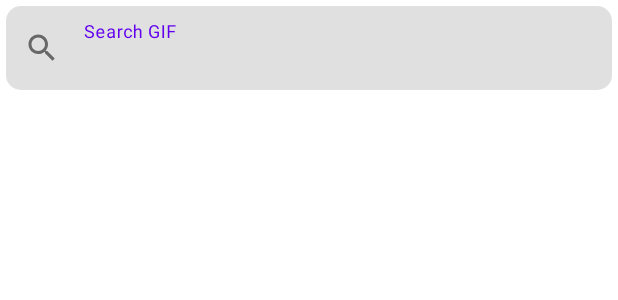
After one commit to serhohuk/GIphyApp, an Android app: the layout fragment_gif_list.xml on its own in the app's theme, with its tools: preview values and no code run, on a phone screen of 412 x 824 dp. The commit adds this screen. Shown: the top 300 px of the screen. Run offline under Robolectric (Android 15) with nearby library versions, the phone set to English and light mode, and no system bars; network calls fail.

Commit message:
added fragments and layouts

```diff
--- a/app/build.gradle
+++ b/app/build.gradle
@@ -32,6 +32,10 @@ android {
     kotlinOptions {
         jvmTarget = '1.8'
     }
+
+    buildFeatures {
+        viewBinding = true
+    }
 }
 
 dependencies {
@@ -59,4 +63,6 @@ dependencies {
     annotationProcessor 'com.github.bumptech.glide:compiler:4.13.0'
 
     implementation "io.insert-koin:koin-android:3.1.6"
+
+    implementation "androidx.swiperefreshlayout:swiperefreshlayout:1.1.0"
 }
--- a/app/src/main/AndroidManifest.xml
+++ b/app/src/main/AndroidManifest.xml
@@ -2,7 +2,10 @@
 <manifest xmlns:android="http://schemas.android.com/apk/res/android"
     package="com.serhohuk.giphyapp">
 
+    <uses-permission android:name="android.permission.INTERNET"/>
+
     <application
+        android:name=".presentation.MyApp"
         android:allowBackup="true"
         android:icon="@mipmap/ic_launcher"
         android:label="@string/app_name"
--- a/app/src/main/java/com/serhohuk/giphyapp/data/api/RetrofitGiphy.kt
+++ b/app/src/main/java/com/serhohuk/giphyapp/data/api/RetrofitGiphy.kt
@@ -7,7 +7,7 @@ import retrofit2.converter.gson.GsonConverterFactory
 
 object RetrofitGiphy {
 
-    private const val GIPHY_BASE_URL = "https://api.giphy.com/v1/"
+    private const val GIPHY_BASE_URL = "https://api.giphy.com/v1/gifs/"
     const val API_KEY = "DqtG6vJauVhv8HSFtBvz3qdeMeFFUqEu"
 
     private val retrofit by lazy {
--- /dev/null
+++ b/app/src/main/res/drawable/ic_search.xml
@@ -0,0 +1,10 @@
+<vector xmlns:android="http://schemas.android.com/apk/res/android"
+    android:width="24dp"
+    android:height="24dp"
+    android:viewportWidth="24"
+    android:viewportHeight="24"
+    android:tint="?attr/colorControlNormal">
+  <path
+      android:fillColor="@android:color/white"
+      android:pathData="M15.5,14h-0.79l-0.28,-0.27C15.41,12.59 16,11.11 16,9.5 16,5.91 13.09,3 9.5,3S3,5.91 3,9.5 5.91,16 9.5,16c1.61,0 3.09,-0.59 4.23,-1.57l0.27,0.28v0.79l5,4.99L20.49,19l-4.99,-5zM9.5,14C7.01,14 5,11.99 5,9.5S7.01,5 9.5,5 14,7.01 14,9.5 11.99,14 9.5,14z"/>
+</vector>
--- /dev/null
+++ b/app/src/main/res/layout/fragment_gif_list.xml
@@ -0,0 +1,44 @@
+<?xml version="1.0" encoding="utf-8"?>
+<LinearLayout xmlns:android="http://schemas.android.com/apk/res/android"
+    android:layout_width="match_parent"
+    android:layout_height="match_parent"
+    xmlns:app="http://schemas.android.com/apk/res-auto"
+    android:orientation="vertical">
+
+    <FrameLayout
+        android:id="@+id/ll_search"
+        android:layout_marginTop="4dp"
+        android:layout_marginHorizontal="4dp"
+        android:layout_width="match_parent"
+        android:layout_height="wrap_content">
+
+        <com.google.android.material.textfield.TextInputLayout
+            android:layout_width="match_parent"
+            android:layout_height="match_parent"
+            app:startIconDrawable="@drawable/ic_search"
+            app:endIconMode="clear_text"
+            app:boxCornerRadiusBottomEnd="10dp"
+            app:boxCornerRadiusBottomStart="10dp"
+            app:boxCornerRadiusTopEnd="10dp"
+            app:boxCornerRadiusTopStart="10dp"
+            app:boxStrokeWidth="0dp"
+            app:boxStrokeWidthFocused="0dp"
+            >
+
+            <com.google.android.material.textfield.TextInputEditText
+                android:hint="@string/search_gif"
+                android:layout_width="match_parent"
+                android:layout_height="match_parent"/>
+
+        </com.google.android.material.textfield.TextInputLayout>
+
+    </FrameLayout>
+
+    <androidx.recyclerview.widget.RecyclerView
+        android:id="@+id/rec_view"
+        android:layout_marginTop="10dp"
+        android:layout_marginHorizontal="2dp"
+        android:layout_width="match_parent"
+        android:layout_height="match_parent"/>
+
+</LinearLayout>
--- /dev/null
+++ b/app/src/main/res/layout/fragment_gif_preview.xml
@@ -0,0 +1,6 @@
+<?xml version="1.0" encoding="utf-8"?>
+<androidx.constraintlayout.widget.ConstraintLayout xmlns:android="http://schemas.android.com/apk/res/android"
+    android:layout_width="match_parent"
+    android:layout_height="match_parent">
+
+</androidx.constraintlayout.widget.ConstraintLayout>
--- a/app/src/main/res/values/strings.xml
+++ b/app/src/main/res/values/strings.xml
@@ -1,3 +1,4 @@
 <resources>
     <string name="app_name">GIphyApp</string>
+    <string name="search_gif">Search GIF</string>
 </resources>
```
Also changed, not shown: app/src/main/java/com/serhohuk/giphyapp/presentation/MyApp.kt (added, +20 -0 lines), app/src/main/java/com/serhohuk/giphyapp/presentation/adapters/GifItemViewHolder.kt (added, +19 -0 lines), app/src/main/java/com/serhohuk/giphyapp/presentation/adapters/GifListAdapter.kt (added, +38 -0 lines), app/src/main/java/com/serhohuk/giphyapp/presentation/di/Module.kt (added, +23 -0 lines), app/src/main/java/com/serhohuk/giphyapp/presentation/fragments/GifListFragment.kt (added, +67 -0 lines), app/src/main/java/com/serhohuk/giphyapp/presentation/fragments/GifPreviewFragment.kt (added, +29 -0 lines), app/src/main/res/layout/activity_main.xml (+9 -9 lines), app/src/main/res/layout/item_gif.xml (added, +9 -0 lines), app/src/main/res/navigation/my_nav.xml (added, +22 -0 lines), app/src/main/res/drawable/placeholder_loading.png (added).
